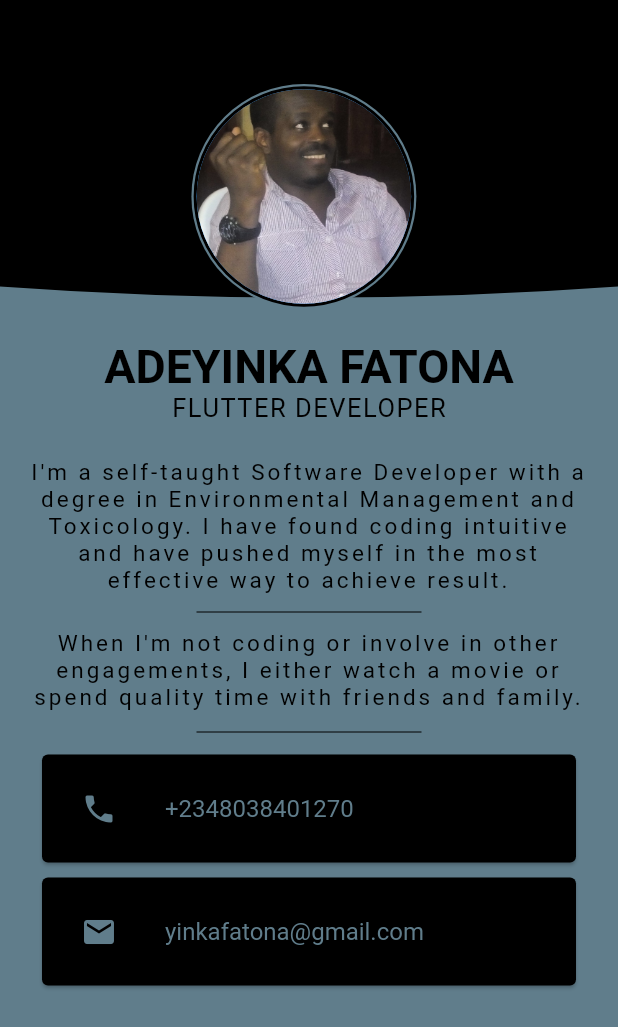
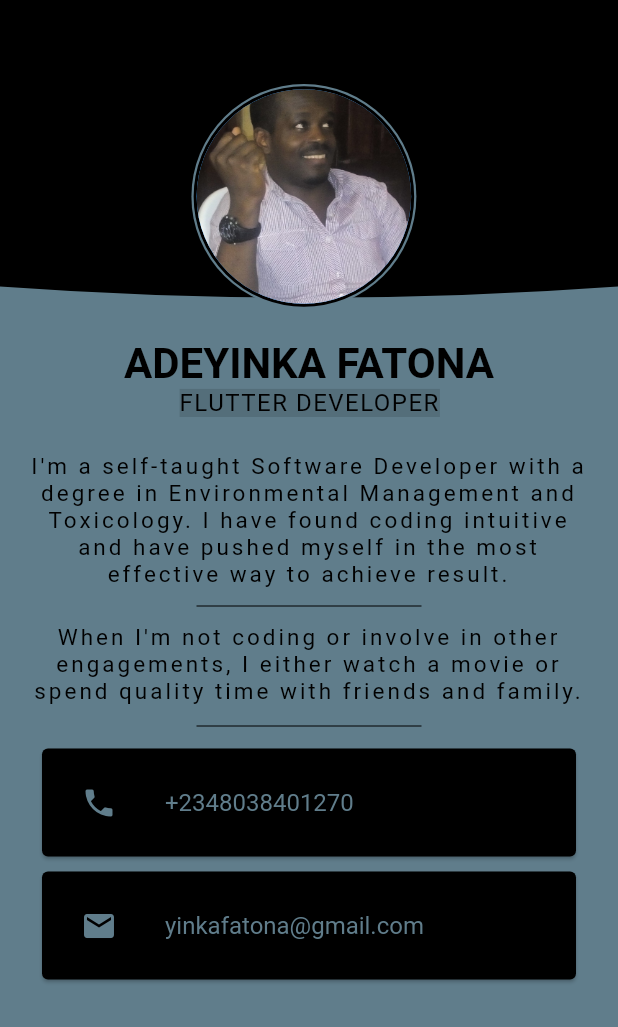
Before and after one commit to yinkatona/portfolio, a Flutter app: the screen it shows after launch, on a phone screen of 412 x 824 dp. Shown: the top 1027 px of the screen. Run offline on Flutter 3.47's test engine with Material 2 defaults, Android fonts, the phone set to English and light mode, and no system bars.

Commit message:
text background change

```diff
--- a/lib/main.dart
+++ b/lib/main.dart
@@ -43,14 +43,15 @@ class AboutMe extends StatelessWidget {
                       Text('ADEYINKA FATONA',
                           style: TextStyle(
                             color: Colors.black,
-                            fontSize: 31,
+                            fontSize: 28,
                             fontWeight: FontWeight.bold,
                           )),
                       Text(
                         'FLUTTER DEVELOPER',
                         style: TextStyle(
                             color: Colors.black,
-                            fontSize: 17,
+                            fontSize: 16,
+                            backgroundColor: Colors.black12,
                             letterSpacing: 1.0),
                       ),
                       SizedBox(
```
